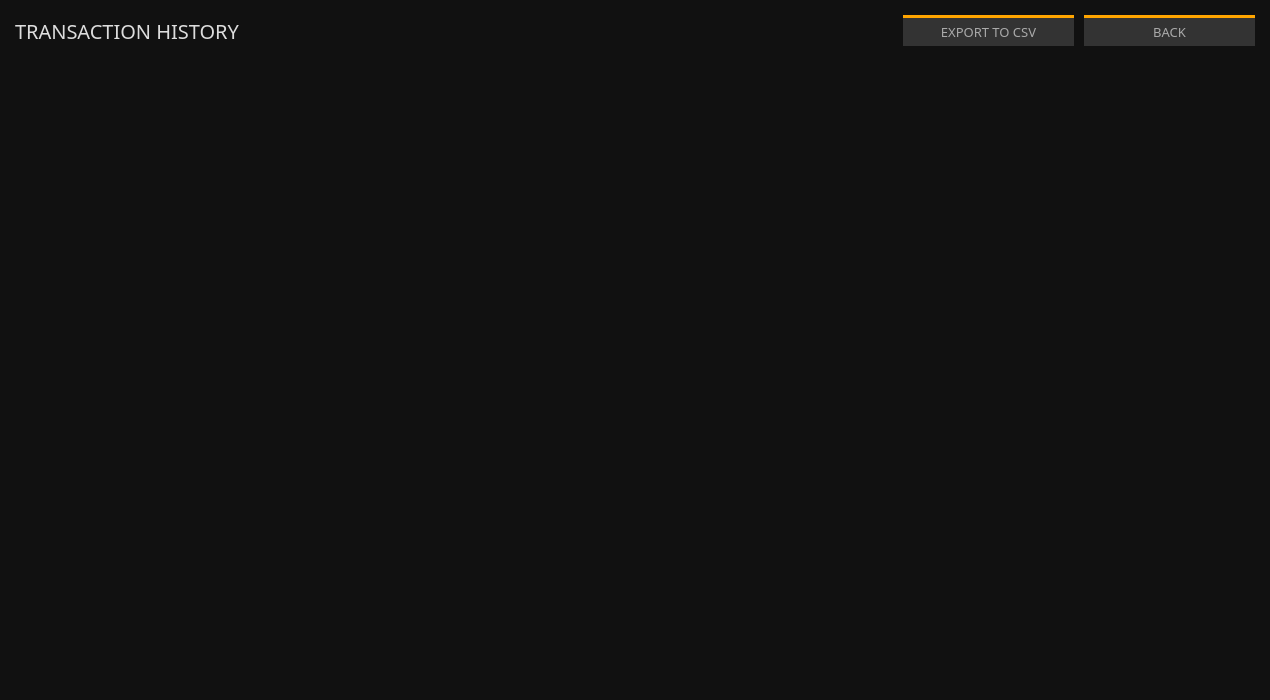
Old version of the form src/gui/ui/transactionsframe.ui in the repository Pennykoin/PKGui.
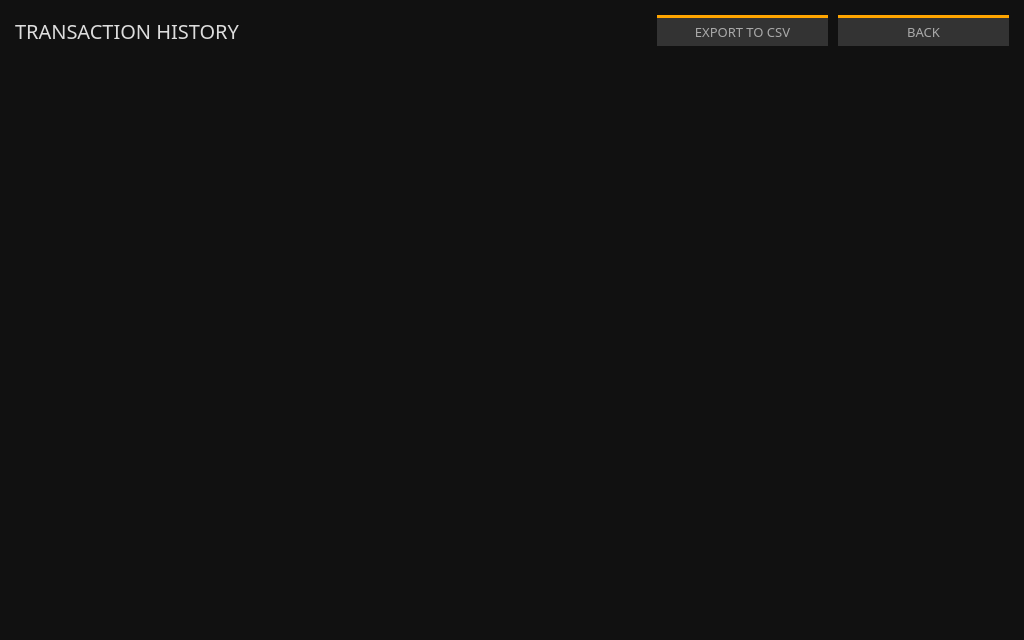
New version of the form.

```diff
--- a/src/gui/ui/transactionsframe.ui
+++ b/src/gui/ui/transactionsframe.ui
@@ -6,8 +6,8 @@
    <rect>
     <x>0</x>
     <y>0</y>
-    <width>1270</width>
-    <height>700</height>
+    <width>1024</width>
+    <height>640</height>
    </rect>
   </property>
   <property name="sizePolicy">
@@ -18,8 +18,8 @@
   </property>
   <property name="minimumSize">
    <size>
-    <width>1270</width>
-    <height>700</height>
+    <width>1024</width>
+    <height>640</height>
    </size>
   </property>
   <property name="maximumSize">
```
